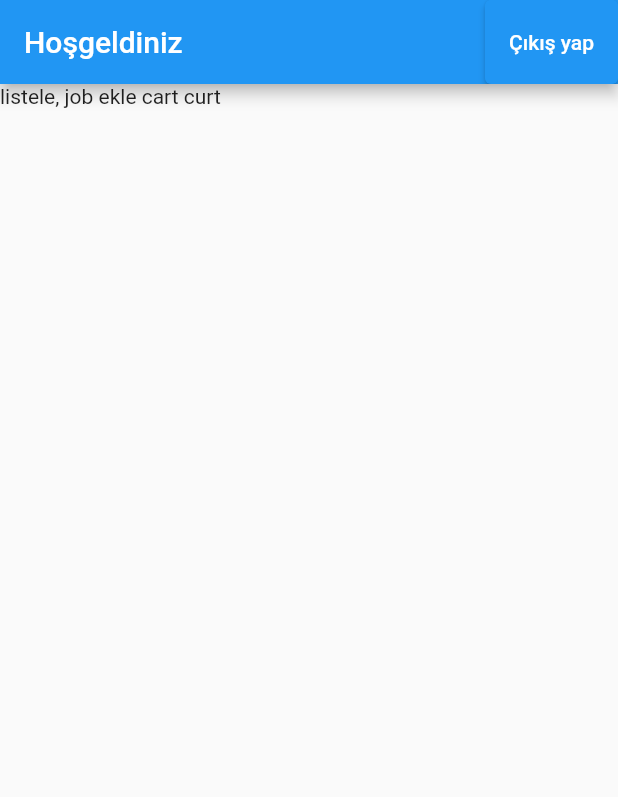
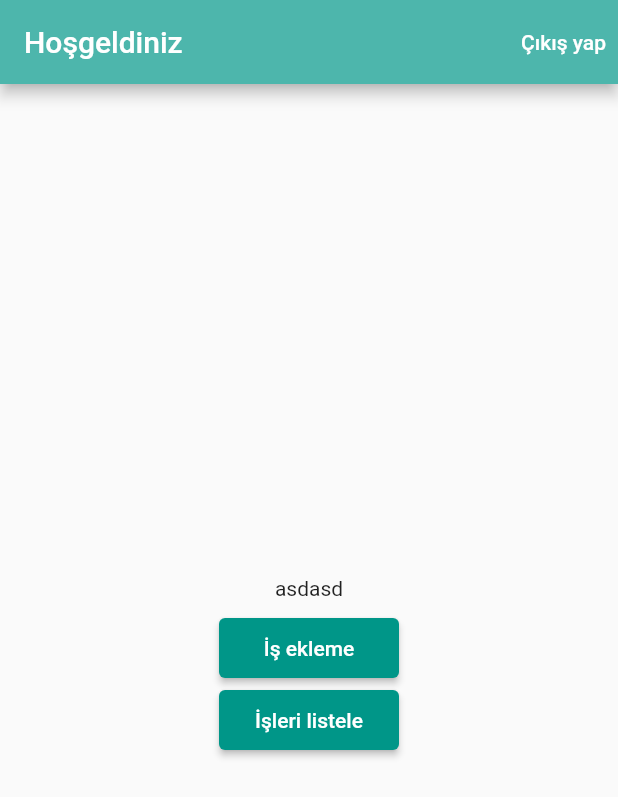
Before and after one commit to YuSaBi/job_list_project, a Flutter app: the MainScreen screen opened directly, on a phone screen of 412 x 824 dp. Shown: the top 797 px of the screen. Run offline on Flutter 3.47's test engine with Material 2 defaults, Android fonts, the phone set to English and light mode, and no system bars; our stand-ins replace shared_preferences; accounts and stored records are empty.

Commit message:
mainScreen calisiyor ancak veri almiyor

```diff
--- a/lib/views/loginScreen.dart
+++ b/lib/views/loginScreen.dart
@@ -43,19 +43,11 @@ class _loginScreenState extends State<loginScreen> {
         centerTitle: true,
       ),
       resizeToAvoidBottomInset: false, // klavye açılınca oynatma
-      body: buildBody(),
+      body: Form(child: buildBody()),
     );
   }
 
   buildBody() {
-    return Form(
-      // key verilecek
-      //child: (_futureUserLogin == null) ? buildColumn() : buildFutureBuilder()
-      child: buildColumn(),
-    );
-  }
-
-  buildColumn() {
     return Padding(
       padding: const EdgeInsets.only(left: 20.0,right: 20.0),
       child: _isLoading ? Center(child: CircularProgressIndicator(),) : Column(
--- a/lib/views/mainScreen.dart
+++ b/lib/views/mainScreen.dart
@@ -41,28 +41,67 @@ class _MainScreenState extends State<MainScreen> {
   Widget build(BuildContext context) {
     return Scaffold(
       appBar: AppBar(
+        backgroundColor: Colors.teal.shade300,
         title: Text("Hoşgeldiniz"),
         actions: <Widget>[
-          ElevatedButton(
+          TextButton(
             onPressed: (){
               /*sharedPreferences.clear();*/
-              //Navigator.push(context,MaterialPageRoute(builder: (context) => loginScreen()));
-              //Navigator.pop(context);
               Navigator.of(context).pushAndRemoveUntil(MaterialPageRoute(builder: (context) => loginScreen()), (Route<dynamic> route) => false);
             },
             child: Text("Çıkış yap",style: TextStyle(color: Colors.white),),
           )
         ],
       ),
-      body: buildBody(),
+      body: Form(child: buildBody())
     );
   }
 
-  Container buildBody() {
+  buildBody() {
     /*print("shared pref üyesi = "+sharedPreferences.getString("userID").toString());*/
-    return Container(
-      //child: Text(sharedPreferences.getString("userID").toString()),
-      child: Text("listele, job ekle cart curt"),
+    return Center(
+      child: Column(
+        mainAxisAlignment: MainAxisAlignment.center,
+        children: [
+          // üst tarafa bişeyler eklersek.
+          const Padding(
+            padding: EdgeInsets.all(8.0),
+            child: Text("asdasd"),
+          ),
+          _IsGirisBtn(),
+          _IsListeleBtn(),
+        ],
+      ),
     );
+
   }
+
+  _IsGirisBtn() => ButtonTheme(
+    child: ElevatedButton(
+      style: ElevatedButton.styleFrom(
+        primary: Colors.teal,
+        onSurface: Colors.amber,
+        minimumSize: Size(120.0, 40.0)
+      ),
+      child: Text("İş ekleme"),
+      onPressed: () {
+        return null;
+      },
+    ),
+  );
+
+  _IsListeleBtn() => ButtonTheme(
+    child: ElevatedButton(
+      style: ElevatedButton.styleFrom(
+        primary: Colors.teal,
+        onSurface: Colors.amber,
+        minimumSize: Size(120.0, 40.0)
+      ),
+      child: Text("İşleri listele"),
+      onPressed: () {
+        return null;
+      },
+    ),
+  );
+
 }
```
